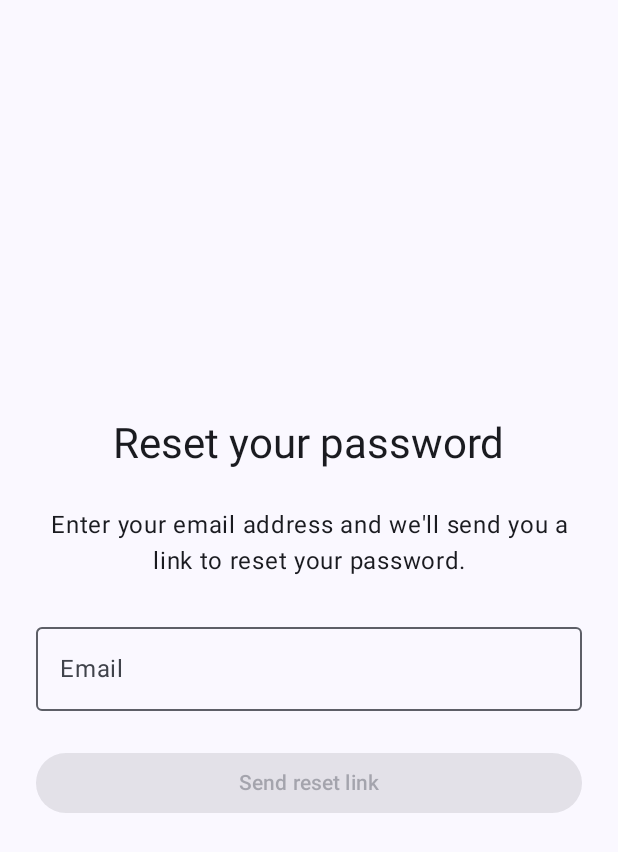
After one commit to jonathanDeNies/MobileDevelopmentProject, an Android app built with Jetpack Compose: the ForgotPasswordScreen screen opened through its navigation route, on a phone screen of 412 x 824 dp. The commit adds this screen. Shown: the top 852 px of the screen. Run offline under Robolectric (Android 15) with nearby library versions, the phone set to English and light mode, and no system bars; our stand-ins replace Firebase (no records; nobody signed in at launch, a user with empty details on screens opened directly).

Commit message:
Add forgot password with Firebase reset email

```diff
--- /dev/null
+++ b/app/src/main/java/com/example/restredder/ui/auth/ForgotPasswordScreen.kt
@@ -0,0 +1,96 @@
+package com.example.restredder.ui.auth
+
+import androidx.compose.foundation.layout.*
+import androidx.compose.foundation.rememberScrollState
+import androidx.compose.foundation.verticalScroll
+import androidx.compose.material3.*
+import androidx.compose.runtime.*
+import androidx.compose.runtime.saveable.rememberSaveable
+import androidx.compose.ui.Alignment
+import androidx.compose.ui.Modifier
+import androidx.compose.ui.res.stringResource
+import androidx.compose.ui.text.style.TextAlign
+import androidx.compose.ui.unit.dp
+import androidx.lifecycle.compose.collectAsStateWithLifecycle
+import androidx.lifecycle.viewmodel.compose.viewModel
+import com.example.restredder.R
+
+@Composable
+fun ForgotPasswordScreen(
+    onBackToLogin: () -> Unit,
+    viewModel: ForgotPasswordViewModel = viewModel()
+) {
+    var email by rememberSaveable { mutableStateOf("") }
+
+    val uiState by viewModel.uiState.collectAsStateWithLifecycle()
+
+    Column(
+        modifier = Modifier
+            .fillMaxSize()
+            .verticalScroll(rememberScrollState())
+            .padding(24.dp),
+        verticalArrangement = Arrangement.Center,
+        horizontalAlignment = Alignment.CenterHorizontally
+    ) {
+        Text(
+            text = stringResource(R.string.forgot_password_title),
+            style = MaterialTheme.typography.headlineMedium
+        )
+
+        Spacer(modifier = Modifier.height(24.dp))
+
+        if (uiState.isEmailSent) {
+            Text(
+                text = stringResource(R.string.reset_email_sent),
+                textAlign = TextAlign.Center
+            )
+
+            Spacer(modifier = Modifier.height(24.dp))
+
+            Button(
+                onClick = onBackToLogin,
+                modifier = Modifier.fillMaxWidth()
+            ) {
+                Text(stringResource(R.string.back_to_login_button))
+            }
+        } else {
+            Text(
+                text = stringResource(R.string.forgot_password_explanation),
+                textAlign = TextAlign.Center
+            )
+
+            Spacer(modifier = Modifier.height(24.dp))
+
+            OutlinedTextField(
+                value = email,
+                onValueChange = { email = it },
+                label = { Text(stringResource(R.string.email_label)) },
+                singleLine = true,
+                modifier = Modifier.fillMaxWidth()
+            )
+
+            Spacer(modifier = Modifier.height(24.dp))
+
+            Button(
+                onClick = { viewModel.sendResetLink(email) },
+                enabled = !uiState.isLoading && email.isNotBlank(),
+                modifier = Modifier.fillMaxWidth()
+            ) {
+                Text(stringResource(R.string.send_reset_link_button))
+            }
+
+            if (uiState.isLoading) {
+                Spacer(modifier = Modifier.height(16.dp))
+                CircularProgressIndicator()
+            }
+
+            uiState.errorMessageRes?.let { errorRes ->
+                Spacer(modifier = Modifier.height(16.dp))
+                Text(
+                    text = stringResource(errorRes),
+                    color = MaterialTheme.colorScheme.error
+                )
+            }
+        }
+    }
+}
--- /dev/null
+++ b/app/src/main/java/com/example/restredder/ui/auth/ForgotPasswordViewModel.kt
@@ -0,0 +1,49 @@
+package com.example.restredder.ui.auth
+
+import androidx.annotation.StringRes
+import androidx.lifecycle.ViewModel
+import androidx.lifecycle.viewModelScope
+import com.example.restredder.R
+import com.example.restredder.data.repository.AuthError
+import com.example.restredder.data.repository.AuthException
+import com.example.restredder.data.repository.AuthRepository
+import kotlinx.coroutines.flow.MutableStateFlow
+import kotlinx.coroutines.flow.asStateFlow
+import kotlinx.coroutines.launch
+
+data class ForgotPasswordUiState(
+    val isLoading: Boolean = false,
+    val isEmailSent: Boolean = false,
+    @StringRes val errorMessageRes: Int? = null
+)
+
+class ForgotPasswordViewModel(
+    private val repository: AuthRepository = AuthRepository()
+) : ViewModel() {
+
+    private val _uiState = MutableStateFlow(ForgotPasswordUiState())
+    val uiState = _uiState.asStateFlow()
+
+    fun sendResetLink(email: String) {
+        if (_uiState.value.isLoading) return
+
+        viewModelScope.launch {
+            _uiState.value = ForgotPasswordUiState(isLoading = true)
+
+            _uiState.value = repository.sendPasswordReset(email).fold(
+                onSuccess = { ForgotPasswordUiState(isEmailSent = true) },
+                onFailure = { ForgotPasswordUiState(errorMessageRes = it.toMessageRes()) }
+            )
+        }
+    }
+
+    // A badly formatted email comes back from Firebase as "invalid credentials".
+    @StringRes
+    private fun Throwable.toMessageRes(): Int =
+        when ((this as? AuthException)?.error) {
+            AuthError.INVALID_CREDENTIALS -> R.string.error_invalid_email
+            AuthError.NETWORK -> R.string.error_network
+            AuthError.TOO_MANY_REQUESTS -> R.string.error_too_many_requests
+            else -> R.string.error_reset_failed
+        }
+}
--- a/app/src/main/java/com/example/restredder/ui/navigation/AppNavHost.kt
+++ b/app/src/main/java/com/example/restredder/ui/navigation/AppNavHost.kt
@@ -5,6 +5,7 @@ import androidx.compose.ui.Modifier
 import androidx.navigation.compose.NavHost
 import androidx.navigation.compose.composable
 import androidx.navigation.compose.rememberNavController
+import com.example.restredder.ui.auth.ForgotPasswordScreen
 import com.example.restredder.ui.auth.LoginScreen
 import com.example.restredder.ui.auth.RegisterScreen
 import com.example.restredder.ui.home.HomeScreen
@@ -13,6 +14,7 @@ import com.example.restredder.ui.packages.AvailablePackagesScreen
 object Routes {
     const val LOGIN = "login"
     const val REGISTER = "register"
+    const val FORGOT_PASSWORD = "forgot_password"
     const val HOME = "home"
     const val AVAILABLE_PACKAGES = "available_packages"
 }
@@ -39,8 +41,13 @@ fun AppNavHost(
         composable(Routes.LOGIN) {
             LoginScreen(
                 onLoggedIn = navigateToHome,
-                onRegisterClick = { navController.navigate(Routes.REGISTER) }
+                onRegisterClick = { navController.navigate(Routes.REGISTER) },
+                onForgotPasswordClick = { navController.navigate(Routes.FORGOT_PASSWORD) }
             )
+        }
+
+        composable(Routes.FORGOT_PASSWORD) {
+            ForgotPasswordScreen(onBackToLogin = { navController.popBackStack() })
         }
 
         composable(Routes.REGISTER) {
--- a/app/src/main/res/values/strings.xml
+++ b/app/src/main/res/values/strings.xml
@@ -12,8 +12,17 @@
     <string name="login_no_account">No account yet? Register</string>
     <string name="logout_button">Log out</string>
 
+    <string name="forgot_password_link">Forgot password?</string>
+    <string name="forgot_password_title">Reset your password</string>
+    <string name="forgot_password_explanation">Enter your email address and we\'ll send you a link to reset your password.</string>
+    <string name="send_reset_link_button">Send reset link</string>
+    <string name="reset_email_sent">If an account exists for this email, you\'ll receive a link to reset your password. Check your spam folder too.</string>
+    <string name="back_to_login_button">Back to login</string>
+
     <string name="error_invalid_credentials">Incorrect email or password.</string>
     <string name="error_network">No internet connection. Please try again.</string>
     <string name="error_too_many_requests">Too many attempts. Please try again later.</string>
     <string name="error_login_failed">Login failed. Please try again.</string>
+    <string name="error_invalid_email">Please enter a valid email address.</string>
+    <string name="error_reset_failed">Could not send the reset link. Please try again.</string>
 </resources>
```
Also changed, not shown: app/src/main/java/com/example/restredder/data/repository/AuthRepository.kt (+9 -0 lines), app/src/main/java/com/example/restredder/ui/auth/LoginScreen.kt (+9 -1 lines).
